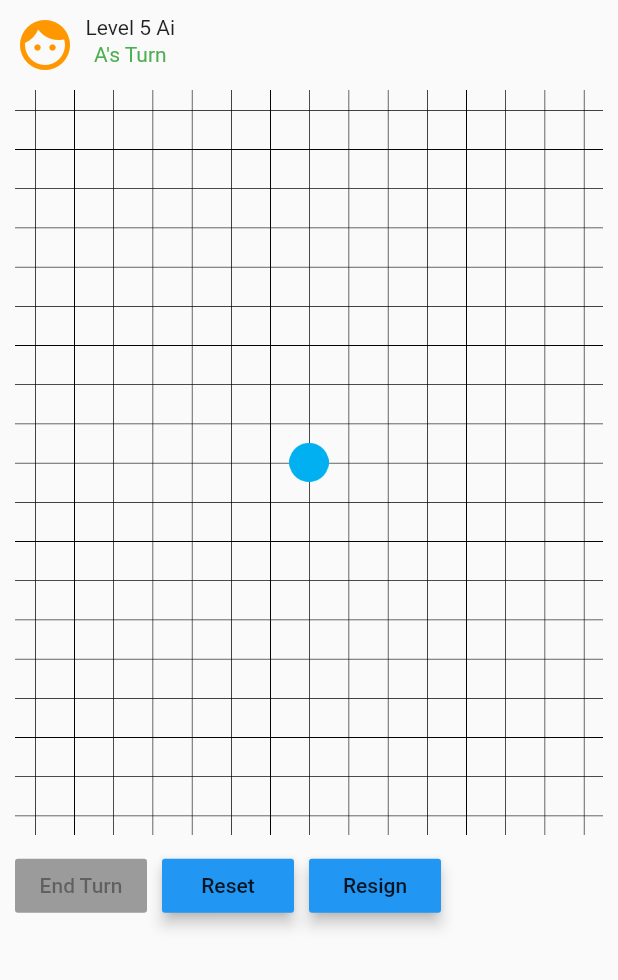
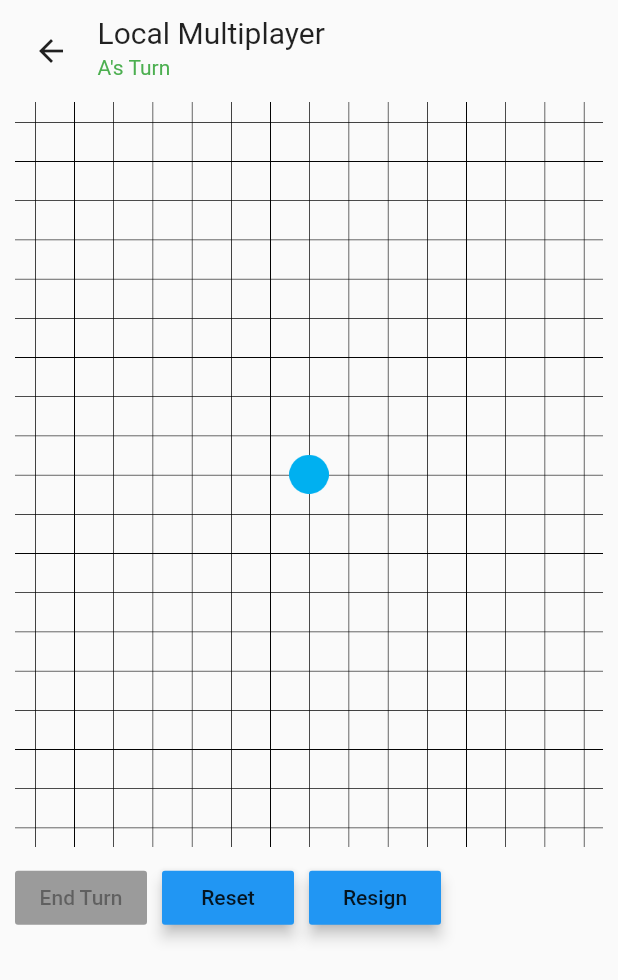
Before and after one commit to Doshy-Org/Phutball, a Flutter app: the ModeSelectScreen screen opened directly, after a tap on "Local Multiplayer", on a phone screen of 412 x 824 dp. Shown: the top 980 px of the screen. Run offline on Flutter 3.47's test engine with Material 2 defaults, Android fonts, the phone set to English and light mode, and no system bars.

Commit message:
clean up ui

```diff
--- a/phutball-flutter/lib/board.dart
+++ b/phutball-flutter/lib/board.dart
@@ -193,7 +193,4 @@ class Board {
     print("ree");
   }
 
-  void setBoard (Board b){
-      //will this work
-  }
 }
--- a/phutball-flutter/lib/game.dart
+++ b/phutball-flutter/lib/localmult.dart
@@ -71,8 +71,8 @@ class _LocalMultiplayerState extends State<LocalMultiplayer> {
     _endDialog();
   }
 
-  void _ResignDialog() {
-    // flutter defined function
+  void _ResignDialog() {  //this isnt working reeeeeeeeeeeeeeeeeeeeeeeeeeeeeeeeeeeeeeeeeee
+
     showDialog(
       context: context,
       builder: (BuildContext context) {
@@ -130,6 +130,7 @@ class _LocalMultiplayerState extends State<LocalMultiplayer> {
                    _initialiseGame();
                 });
                Navigator.of(context).pop();
+               Navigator.of(context).pop(); //pop dialog then pop page, return to menu
               },
             ),
           ],
@@ -176,21 +177,22 @@ class _LocalMultiplayerState extends State<LocalMultiplayer> {
           child: Row(
             crossAxisAlignment: CrossAxisAlignment.start,
             children: <Widget>[
-              Icon(
-                Icons.face,
-                color: Colors.orange,
-                size: 40.0,
+              IconButton(
+                icon:Icon(Icons.arrow_back),
+                onPressed: () {
+                  Navigator.of(ctxt).pop();
+                },
               ),
               Container(width: 7),
               Container(
                 child: Column(
+                  crossAxisAlignment: CrossAxisAlignment.start,
                   children: <Widget>[
-                    Text("Level 5 Ai"),
+                    Text("Local Multiplayer", style: TextStyle(fontSize: 20), ),
                     Container(
-                      height: 2,
+                      height: 4,
                     ),
-                    Text(q.first.name + "'s Turn",
-                        style: TextStyle(color: Colors.green)),
+                    Text(q.first.name + "'s Turn", style: TextStyle(color: Colors.green), textAlign: TextAlign.left,),
                   ],
                 ),
               ),
@@ -252,8 +254,7 @@ class _LocalMultiplayerState extends State<LocalMultiplayer> {
                         //continue with move
                         setState(() {
                           board.jump(rowNumber, columnNumber);
-                          q.first
-                              .makeJump(); //not sure if needs to be in setState
+                          q.first.makeJump(); //not sure if needs to be in setState
                         });
                       } else {
                         //deselect ball
@@ -266,8 +267,7 @@ class _LocalMultiplayerState extends State<LocalMultiplayer> {
                       !(board.isDot(rowNumber, columnNumber))) {
                     setState(() {
                       board.setDot(rowNumber, columnNumber);
-                      q.first
-                          .makePlacement(); //idk if needs to be in setState        i think they should be
+                      q.first.makePlacement(); //idk if needs to be in setState        i think they should be
                     });
                   }
                 }
@@ -299,14 +299,6 @@ class _LocalMultiplayerState extends State<LocalMultiplayer> {
                 elevation: 4.0,
                 splashColor: Colors.white,
                 onPressed: _endAction, //refer to top
-                // end turn
-                /*if(q.first.hasJumped() || q.first.hasPlaced())
-                      q.first.endMove();
-                    q.add(q.first);
-                    q.removeFirst();
-                    // print(q.first.name);
-                    // print(q.last.name);
-                    q.first.startMove();*/
               ),
               new Container(width: 10),
               new RaisedButton(
--- a/phutball-flutter/lib/menu.dart
+++ b/phutball-flutter/lib/menu.dart
@@ -1,5 +1,32 @@
 import 'package:flutter/material.dart';
-import 'package:phutball/game.dart';
+import 'package:phutball/localmult.dart';
+
+class SlideRightRoute extends PageRouteBuilder {
+  final Widget page;
+  SlideRightRoute({this.page})
+      : super(
+          pageBuilder: (
+            BuildContext context,
+            Animation<double> animation,
+            Animation<double> secondaryAnimation,
+          ) =>
+              page,
+          transitionsBuilder: (
+            BuildContext context,
+            Animation<double> animation,
+            Animation<double> secondaryAnimation,
+            Widget child,
+          ) =>
+              SlideTransition(
+                position: Tween<Offset>(
+                  begin: const Offset(1, 0),
+                  end: Offset.zero,
+                ).animate(animation),
+                child: child,
+              ),
+        );
+}
+
 class MenuScreen extends StatelessWidget {
   @override
   Widget build (BuildContext ctxt) {
@@ -7,8 +34,8 @@ class MenuScreen extends StatelessWidget {
       body: (
         Center(
           child: Container(
-          margin: const EdgeInsets.only(top: 40),
-          padding: const EdgeInsets.all(70.0),
+          margin: const EdgeInsets.only(top: 60),
+          padding: const EdgeInsets.all(50.0),
           width: double.infinity,
           constraints: BoxConstraints.expand(),
 
@@ -27,7 +54,7 @@ class MenuScreen extends StatelessWidget {
                     onPressed: (){
                       Navigator.push(
                         ctxt,
-                        new MaterialPageRoute(builder: (ctxt) => new ModeSelectScreen()),
+                        SlideRightRoute(page: ModeSelectScreen()),
                       );
                     },
                   ),
@@ -60,7 +87,7 @@ class ModeSelectScreen extends StatelessWidget { //select gamemode screen
     return new Scaffold(
       appBar: AppBar(
         title: Text('Mode Select'),
-
+        backgroundColor: Color.fromRGBO(250, 250, 250, 1),
         elevation: 0.0,
       ),
       body: (
@@ -75,7 +102,7 @@ class ModeSelectScreen extends StatelessWidget { //select gamemode screen
                 onTap: (){
                   Navigator.push(
                     ctxt,
-                    new MaterialPageRoute(builder: (ctxt) => new LocalMultiplayer()),
+                    SlideRightRoute(page: LocalMultiplayer()),
                   );
                 },
                 child: Card(
--- a/phutball-flutter/pubspec.yaml
+++ b/phutball-flutter/pubspec.yaml
@@ -17,6 +17,7 @@ environment:
   sdk: ">=2.1.0 <3.0.0"
 
 dependencies:
+  path_provider: ^0.4.1
   flutter:
     sdk: flutter
 
```
Also changed, not shown: phutball-flutter/lib/main.dart (+12 -1 lines), phutball-flutter/pubspec.lock.
